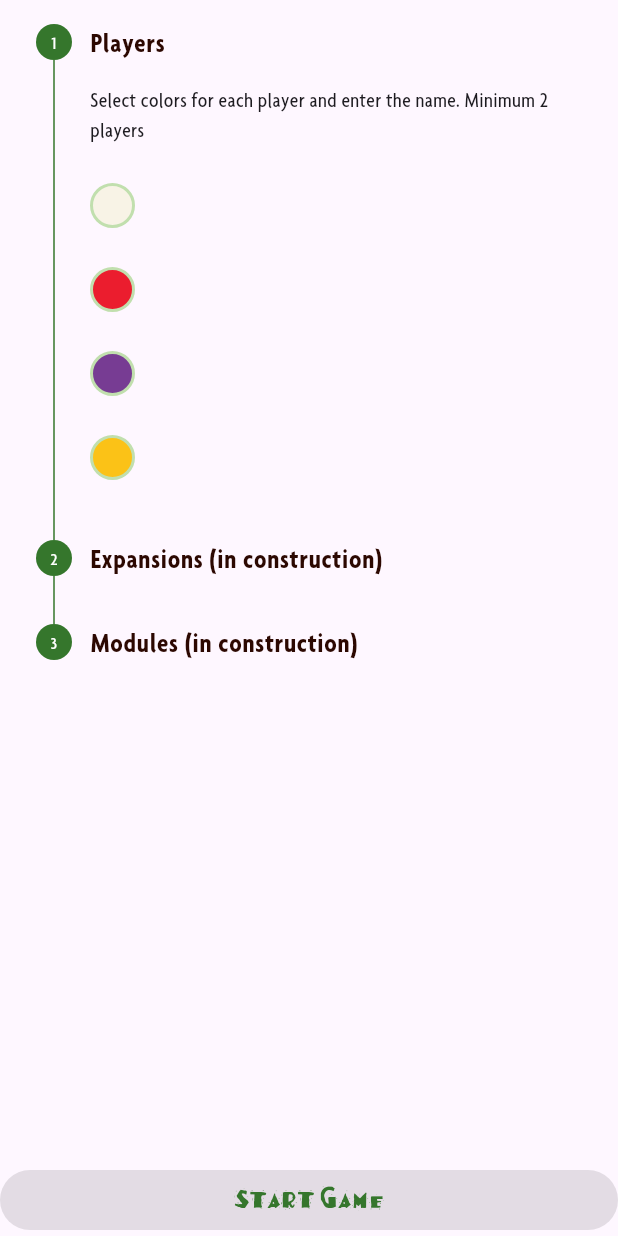
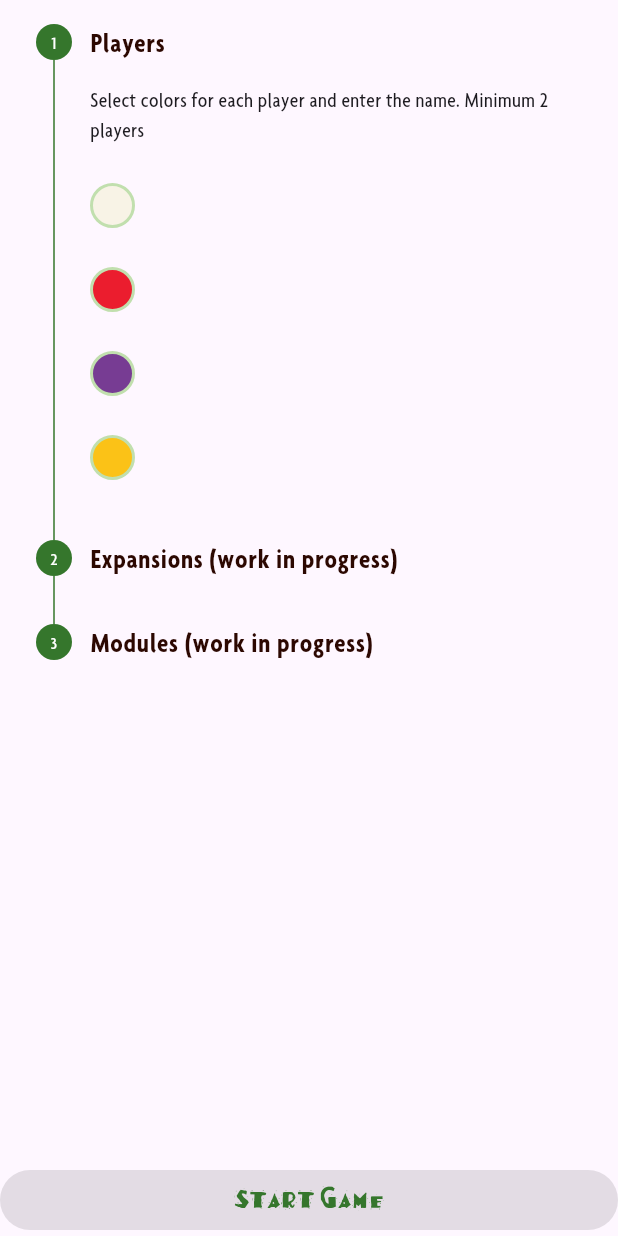
Before and after one commit to isdabenx/cacao_boardgame_helper, a Flutter app: the GameSetupWidget widget shown alone on an empty page, opened directly, on a phone screen of 412 x 824 dp. Run offline on Flutter 3.47's test engine with Material 3 defaults, Android fonts, the phone set to English and light mode, and no system bars; our stand-ins replace flutter_markdown, flutter_riverpod, flutter_zoom_drawer, isar, modal_bottom_sheet, shared_preferences; missing offline and left inert: dynamic_height_grid_view, syncfusion_flutter_pdfviewer; accounts and stored records are empty; generated files the repository leaves out were written again.

Commit message:
refactor(game_setup): :recycle: update step titles to reflect 'work in progress' for expansions and modules

```diff
--- a/lib/features/game_setup/presentation/widgets/game_setup_widget.dart
+++ b/lib/features/game_setup/presentation/widgets/game_setup_widget.dart
@@ -46,7 +46,7 @@ class _GameSetupWidgetState extends State<GameSetupWidget> {
                   content: StepPlayerWidget(),
                 ),
                 Step(
-                  title: Text('Expansions (in construction)',
+                  title: Text('Expansions (work in progress)',
                       style: AppTextStyles.labelStep),
                   content: StepExpansionWidget(
                     heightAllExpansions: heightAllExpansions,
@@ -56,7 +56,7 @@ class _GameSetupWidgetState extends State<GameSetupWidget> {
                 ),
                 Step(
                   title: const Text(
-                    'Modules (in construction)',
+                    'Modules (work in progress)',
                     style: AppTextStyles.labelStep,
                   ),
                   content: StepModuleWidget(),
```
